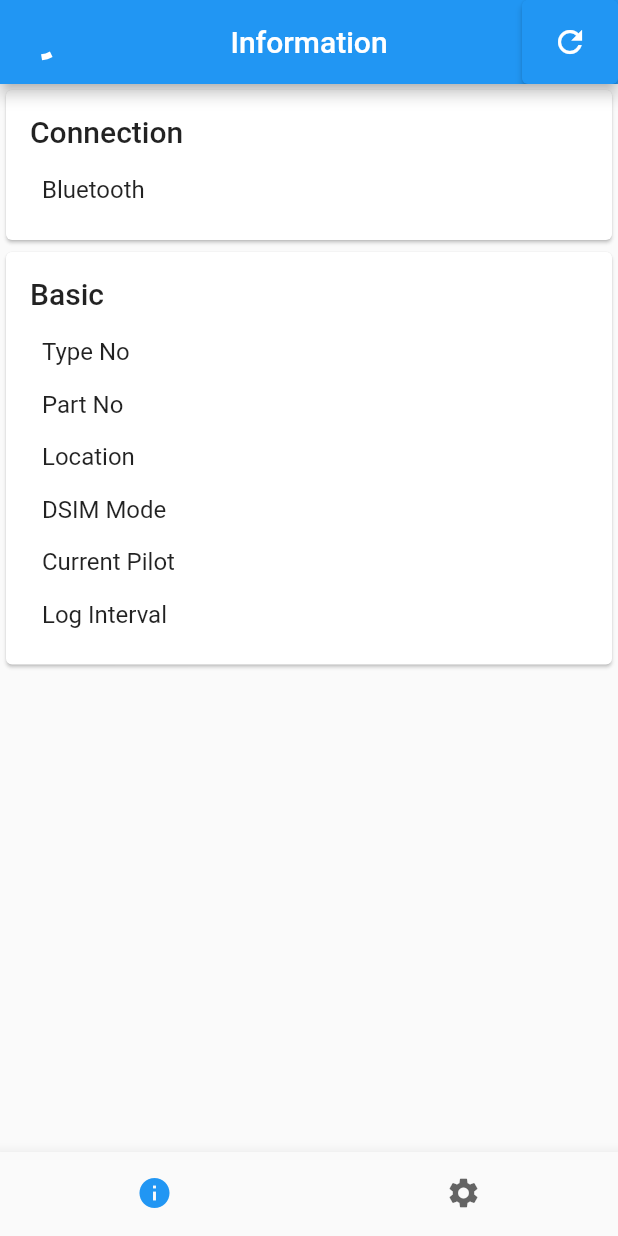
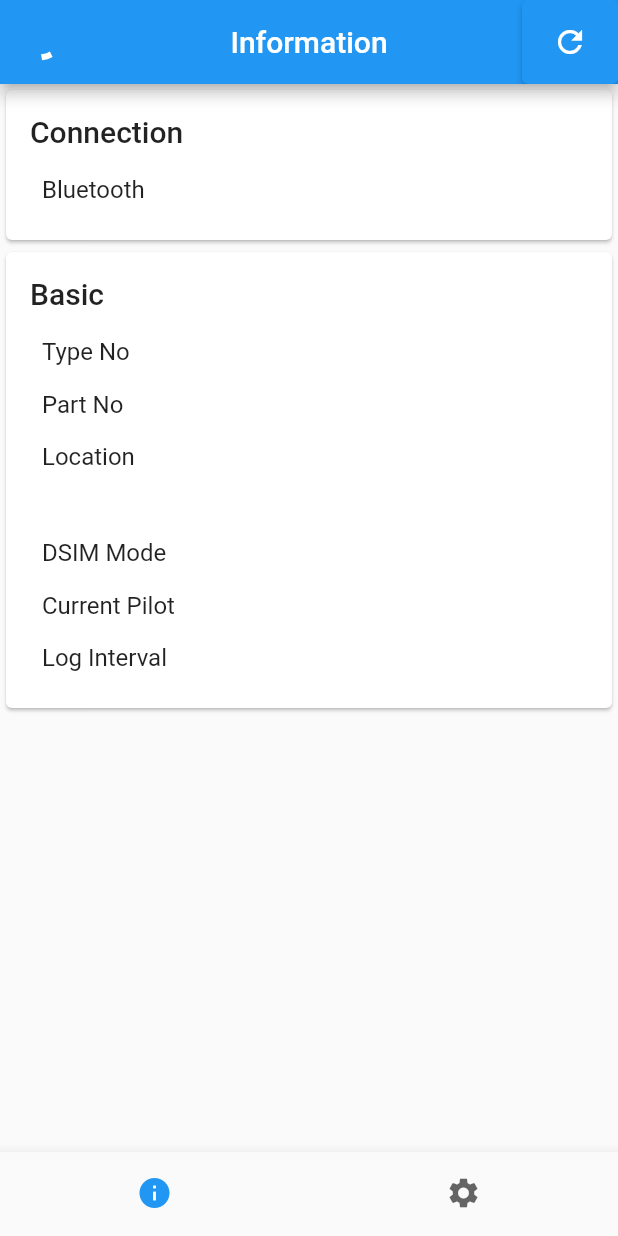
Before and after one commit to henryliang3027/aci_plus_app, a Flutter app: the screen it shows after launch, on a phone screen of 412 x 824 dp. Run offline on Flutter 3.47's test engine with Material 2 defaults, Android fonts, the phone set to English and light mode, and no system bars; our stand-ins replace bloc, equatable, flutter_bloc, permission_handler; missing offline and left inert: bluetooth_enable_fork, flutter_reactive_ble; generated files the repository leaves out were written again.

Commit message:
feat: :construction: experimenting

```diff
--- a/lib/home/bloc/home_bloc/home_bloc.dart
+++ b/lib/home/bloc/home_bloc/home_bloc.dart
@@ -122,9 +122,9 @@ class HomeBloc extends Bloc<HomeEvent, HomeState> {
     Emitter<HomeState> emit,
   ) {
     emit(state.copyWith(
-      typeNo: _characteristicDataMap['typeNo'],
-      partNo: _characteristicDataMap['partNo'],
-    ));
+        typeNo: _characteristicDataMap['typeNo'],
+        partNo: _characteristicDataMap['partNo'],
+        location: _characteristicDataMap['location']));
   }
 
   Future<void> _onDeviceRefreshed(
--- a/lib/information/views/information_form.dart
+++ b/lib/information/views/information_form.dart
@@ -231,6 +231,46 @@ class _BasicCard extends StatelessWidget {
       );
     }
 
+    Widget basicTextMultipleLine({
+      required String title,
+      required String content,
+    }) {
+      return Padding(
+        padding: const EdgeInsets.all(8.0),
+        child: Column(
+          children: [
+            Row(
+              mainAxisAlignment: MainAxisAlignment.spaceBetween,
+              children: [
+                Text(
+                  title,
+                  style: const TextStyle(
+                    fontSize: 16,
+                  ),
+                ),
+              ],
+            ),
+            const SizedBox(
+              height: 10,
+            ),
+            Row(
+              mainAxisAlignment: MainAxisAlignment.end,
+              children: [
+                Flexible(
+                  child: Text(
+                    content,
+                    style: const TextStyle(
+                      fontSize: 16,
+                    ),
+                  ),
+                ),
+              ],
+            ),
+          ],
+        ),
+      );
+    }
+
     return BlocBuilder<HomeBloc, HomeState>(
       builder: (context, state) => Card(
         child: Padding(
@@ -253,7 +293,7 @@ class _BasicCard extends StatelessWidget {
                 title: AppLocalizations.of(context).partNo,
                 content: state.partNo,
               ),
-              basicText(
+              basicTextMultipleLine(
                 title: AppLocalizations.of(context).location,
                 content: state.location,
               ),
```
Also changed, not shown: lib/l10n/app_en.arb (+23 -0 lines), lib/l10n/app_zh.arb (+23 -0 lines), lib/repositories/dsim_repository.dart (+73 -4 lines).
